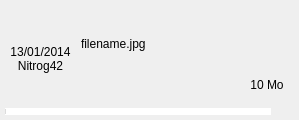
Qt form src/common/view/configpanel/historyelementview.ui (filesdnd/filesdnd-qt) before a commit.
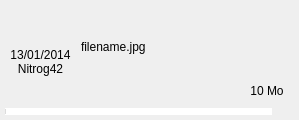
The same form after that commit. Icons and pictures are not drawn.

Commit message: Fix Windows history render #810

```diff
--- a/src/common/view/configpanel/historyelementview.ui
+++ b/src/common/view/configpanel/historyelementview.ui
@@ -40,7 +40,7 @@
      <widget class="QWidget" name="filePage">
       <layout class="QVBoxLayout" name="verticalLayout_2">
        <property name="spacing">
-        <number>6</number>
+        <number>0</number>
        </property>
        <property name="leftMargin">
         <number>0</number>
@@ -49,7 +49,7 @@
         <number>0</number>
        </property>
        <property name="rightMargin">
-        <number>0</number>
+        <number>5</number>
        </property>
        <property name="bottomMargin">
         <number>0</number>
@@ -323,7 +323,7 @@
                </property>
                <property name="sizeHint" stdset="0">
                 <size>
-                 <width>10</width>
+                 <width>5</width>
                  <height>0</height>
                 </size>
                </property>
```
The commit also changes 2 other files.
